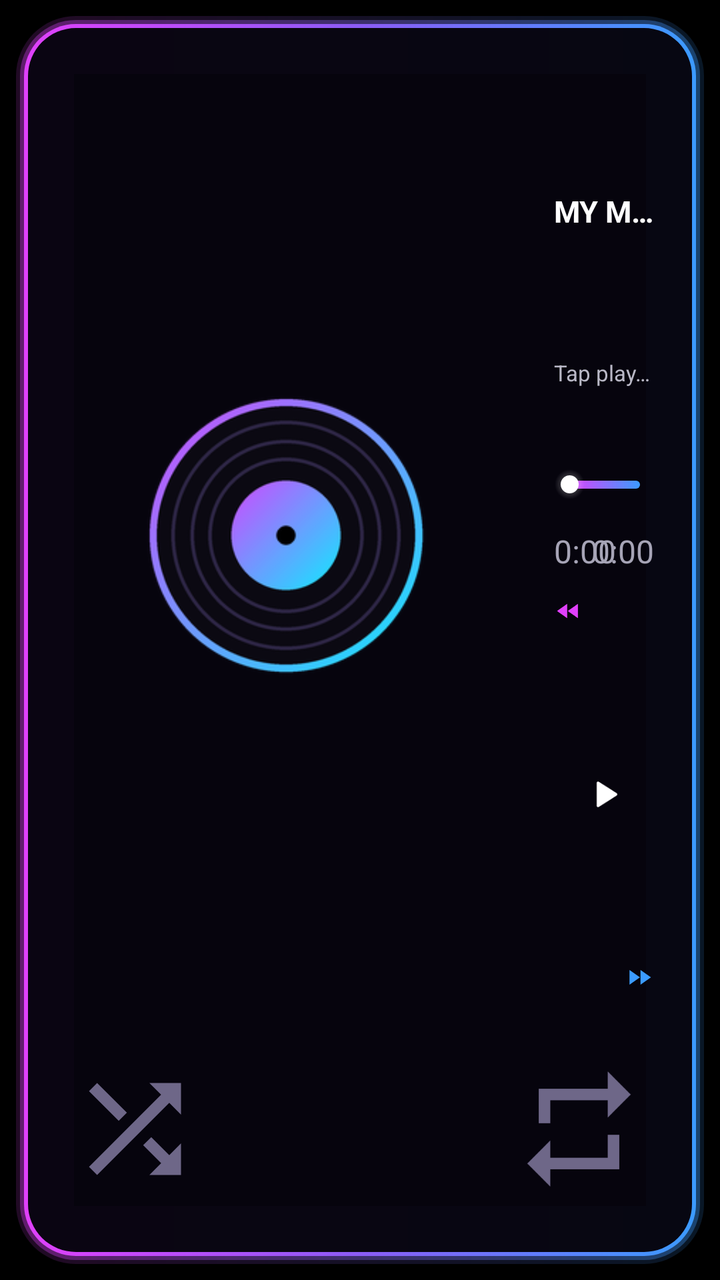
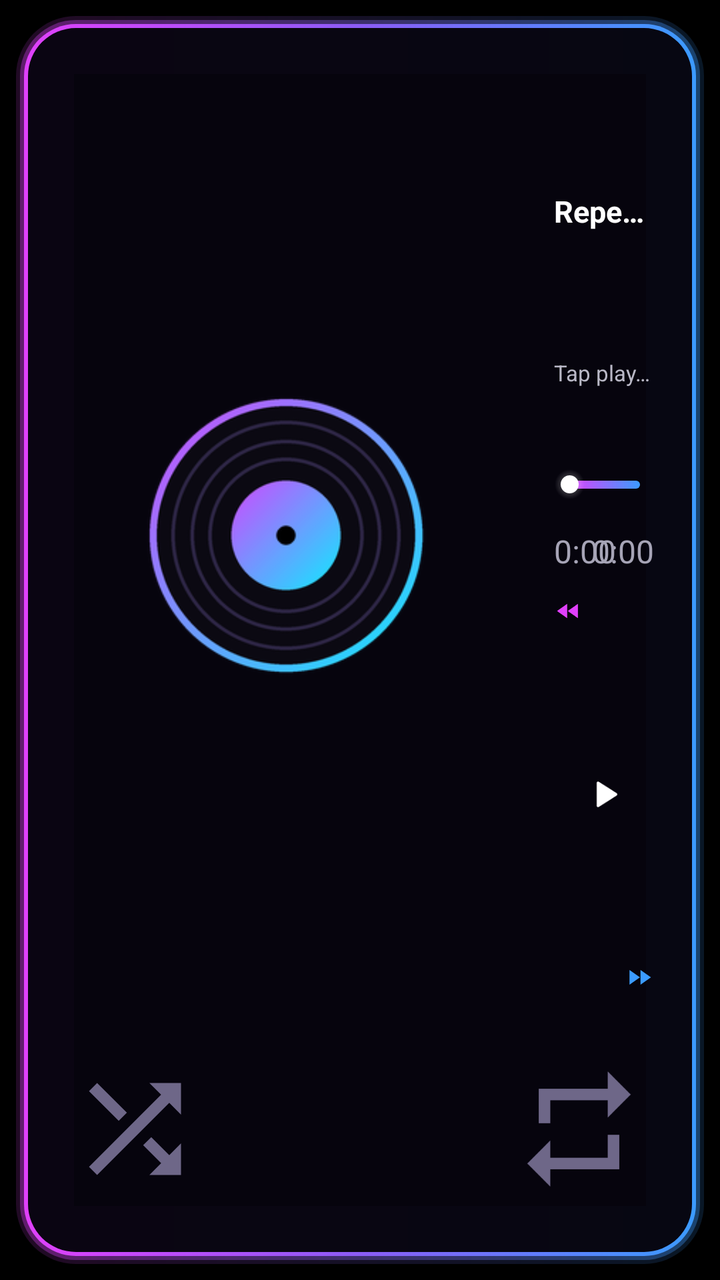

The first picture is an Android layout as it rendered before a commit; the second is the same layout after the commit. The layout source and the unified diff follow.
<!-- AndroidManifest.xml: application theme AppTheme -->
<!-- res/layout/widget.xml -->
<?xml version="1.0" encoding="utf-8"?>
<FrameLayout xmlns:android="http://schemas.android.com/apk/res/android" android:id="@+id/w_root" android:layout_width="match_parent" android:layout_height="match_parent">
    <ImageView android:id="@+id/w_plain" android:layout_width="match_parent" android:layout_height="match_parent"
        android:layout_margin="8dp" android:src="@drawable/widget_neon_bg" android:scaleType="fitXY" android:importantForAccessibility="no" />
    <LinearLayout android:id="@+id/w_frame" android:layout_width="match_parent" android:layout_height="match_parent" android:orientation="vertical">
        <LinearLayout android:layout_width="match_parent" android:layout_height="37dp" android:orientation="horizontal">
            <ImageView android:id="@+id/w_f_tl" android:layout_width="37dp" android:layout_height="37dp" android:scaleType="fitXY" android:importantForAccessibility="no" />
            <ImageView android:id="@+id/w_f_t" android:layout_width="0dp" android:layout_height="37dp" android:layout_weight="1" android:scaleType="fitXY" android:importantForAccessibility="no" />
            <ImageView android:id="@+id/w_f_tr" android:layout_width="37dp" android:layout_height="37dp" android:scaleType="fitXY" android:importantForAccessibility="no" />
        </LinearLayout>
        <LinearLayout android:layout_width="match_parent" android:layout_height="0dp" android:layout_weight="1" android:orientation="horizontal">
            <ImageView android:id="@+id/w_f_l" android:layout_width="37dp" android:layout_height="match_parent" android:scaleType="fitXY" android:importantForAccessibility="no" />
            <FrameLayout android:id="@+id/w_center" android:layout_width="0dp" android:layout_height="match_parent" android:layout_weight="1" android:background="#F407050D" />
            <ImageView android:id="@+id/w_f_r" android:layout_width="37dp" android:layout_height="match_parent" android:scaleType="fitXY" android:importantForAccessibility="no" />
        </LinearLayout>
        <LinearLayout android:layout_width="match_parent" android:layout_height="37dp" android:orientation="horizontal">
            <ImageView android:id="@+id/w_f_bl" android:layout_width="37dp" android:layout_height="37dp" android:scaleType="fitXY" android:importantForAccessibility="no" />
            <ImageView android:id="@+id/w_f_b" android:layout_width="0dp" android:layout_height="37dp" android:layout_weight="1" android:scaleType="fitXY" android:importantForAccessibility="no" />
            <ImageView android:id="@+id/w_f_br" android:layout_width="37dp" android:layout_height="37dp" android:scaleType="fitXY" android:importantForAccessibility="no" />
        </LinearLayout>
    </LinearLayout>
    <LinearLayout android:id="@+id/w_inner" android:layout_width="match_parent" android:layout_height="match_parent" android:orientation="vertical"
        android:paddingStart="28dp" android:paddingTop="27dp" android:paddingEnd="33dp" android:paddingBottom="13dp">
        <LinearLayout android:id="@+id/w_main" android:layout_width="match_parent" android:layout_height="0dp" android:layout_weight="419" android:orientation="horizontal" android:baselineAligned="false">
            <ImageView android:id="@+id/w_art" android:layout_width="wrap_content" android:layout_height="match_parent"
                android:adjustViewBounds="true" android:maxWidth="230dp" android:scaleType="fitCenter" android:src="@mipmap/ic_launcher_fg" android:contentDescription="Open MY MUSIC" />
            <LinearLayout android:id="@+id/w_text" android:layout_width="0dp" android:layout_height="match_parent" android:layout_weight="1"
                android:layout_marginStart="19dp" android:orientation="vertical">
                <FrameLayout android:layout_width="match_parent" android:layout_height="0dp" android:layout_weight="26" />
                <TextView android:id="@+id/w_title" android:layout_width="match_parent" android:layout_height="0dp" android:layout_weight="79"
                    android:text="MY MUSIC" android:textColor="#FFFFFFFF" android:textSize="24sp" android:textStyle="bold" android:fontFamily="sans-serif"
                    android:maxLines="1" android:ellipsize="end" android:gravity="start|center_vertical"
                    android:autoSizeTextType="uniform" android:autoSizeMinTextSize="15sp" android:autoSizeMaxTextSize="44sp" android:autoSizeStepGranularity="1sp" />
                <FrameLayout android:layout_width="match_parent" android:layout_height="0dp" android:layout_weight="8" />
                <TextView android:id="@+id/w_artist" android:layout_width="match_parent" android:layout_height="0dp" android:layout_weight="40"
                    android:text="Tap play to start" android:textColor="#FFB9B8C6" android:textSize="15sp" android:fontFamily="sans-serif"
                    android:maxLines="1" android:ellipsize="end" android:gravity="start|center_vertical"
                    android:autoSizeTextType="uniform" android:autoSizeMinTextSize="11sp" android:autoSizeMaxTextSize="24sp" android:autoSizeStepGranularity="1sp" />
                <FrameLayout android:layout_width="match_parent" android:layout_height="0dp" android:layout_weight="20" />
                
                <FrameLayout android:id="@+id/w_seekbox" android:layout_width="match_parent" android:layout_height="16dp" android:layout_weight="38">
                    <LinearLayout android:layout_width="match_parent" android:layout_height="match_parent" android:orientation="vertical">
                    <FrameLayout android:id="@+id/w_barbox" android:layout_width="match_parent" android:layout_height="16dp">
                        <ImageView android:id="@+id/w_track" android:layout_width="match_parent" android:layout_height="10dp" android:layout_gravity="center_vertical"
                            android:layout_marginStart="7dp" android:layout_marginEnd="7dp" android:scaleType="fitXY" android:src="@drawable/widget_track" android:importantForAccessibility="no" />
                        <ProgressBar android:id="@+id/w_prog" style="@android:style/Widget.ProgressBar.Horizontal"
                            android:layout_width="match_parent" android:layout_height="match_parent" android:minHeight="0dp" android:maxHeight="64dp"
                            android:max="10000" android:progress="1" android:progressDrawable="@drawable/widget_seek" />
                    </FrameLayout>
                    <FrameLayout android:layout_width="match_parent" android:layout_height="0dp" android:layout_weight="4" />
                    <FrameLayout android:layout_width="match_parent" android:layout_height="0dp" android:layout_weight="34">
                        <TextView android:id="@+id/w_pos" android:layout_width="match_parent" android:layout_height="match_parent" android:gravity="start|center_vertical"
                            android:text="0:00" android:textColor="#FFA6A4B6" android:textSize="11sp" android:maxLines="1"
                            android:autoSizeTextType="uniform" android:autoSizeMinTextSize="9sp" android:autoSizeMaxTextSize="16sp" android:autoSizeStepGranularity="1sp" />
                        <TextView android:id="@+id/w_dur" android:layout_width="match_parent" android:layout_height="match_parent" android:gravity="end|center_vertical"
                            android:text="0:00" android:textColor="#FFA6A4B6" android:textSize="11sp" android:maxLines="1"
                            android:autoSizeTextType="uniform" android:autoSizeMinTextSize="9sp" android:autoSizeMaxTextSize="16sp" android:autoSizeStepGranularity="1sp" />
                    </FrameLayout>
                    </LinearLayout>
                    <LinearLayout android:id="@+id/w_seek" android:layout_width="match_parent" android:layout_height="match_parent" android:orientation="horizontal">
                        <FrameLayout android:id="@+id/w_s0" android:layout_width="0dp" android:layout_height="match_parent" android:layout_weight="1" />
                        <FrameLayout android:id="@+id/w_s1" android:layout_width="0dp" android:layout_height="match_parent" android:layout_weight="1" />
                        <FrameLayout android:id="@+id/w_s2" android:layout_width="0dp" android:layout_height="match_parent" android:layout_weight="1" />
                        <FrameLayout android:id="@+id/w_s3" android:layout_width="0dp" android:layout_height="match_parent" android:layout_weight="1" />
                        <FrameLayout android:id="@+id/w_s4" android:layout_width="0dp" android:layout_height="match_parent" android:layout_weight="1" />
                        <FrameLayout android:id="@+id/w_s5" android:layout_width="0dp" android:layout_height="match_parent" android:layout_weight="1" />
                        <FrameLayout android:id="@+id/w_s6" android:layout_width="0dp" android:layout_height="match_parent" android:layout_weight="1" />
                        <FrameLayout android:id="@+id/w_s7" android:layout_width="0dp" android:layout_height="match_parent" android:layout_weight="1" />
                        <FrameLayout android:id="@+id/w_s8" android:layout_width="0dp" android:layout_height="match_parent" android:layout_weight="1" />
                        <FrameLayout android:id="@+id/w_s9" android:layout_width="0dp" android:layout_height="match_parent" android:layout_weight="1" />
                        <FrameLayout android:id="@+id/w_s10" android:layout_width="0dp" android:layout_height="match_parent" android:layout_weight="1" />
                        <FrameLayout android:id="@+id/w_s11" android:layout_width="0dp" android:layout_height="match_parent" android:layout_weight="1" />
                        <FrameLayout android:id="@+id/w_s12" android:layout_width="0dp" android:layout_height="match_parent" android:layout_weight="1" />
                        <FrameLayout android:id="@+id/w_s13" android:layout_width="0dp" android:layout_height="match_parent" android:layout_weight="1" />
                        <FrameLayout android:id="@+id/w_s14" android:layout_width="0dp" android:layout_height="match_parent" android:layout_weight="1" />
                        <FrameLayout android:id="@+id/w_s15" android:layout_width="0dp" android:layout_height="match_parent" android:layout_weight="1" />
                        <FrameLayout android:id="@+id/w_s16" android:layout_width="0dp" android:layout_height="match_parent" android:layout_weight="1" />
                        <FrameLayout android:id="@+id/w_s17" android:layout_width="0dp" android:layout_height="match_parent" android:layout_weight="1" />
                        <FrameLayout android:id="@+id/w_s18" android:layout_width="0dp" android:layout_height="match_parent" android:layout_weight="1" />
                        <FrameLayout android:id="@+id/w_s19" android:layout_width="0dp" android:layout_height="match_parent" android:layout_weight="1" />
                        <FrameLayout android:id="@+id/w_s20" android:layout_width="0dp" android:layout_height="match_parent" android:layout_weight="1" />
                        <FrameLayout android:id="@+id/w_s21" android:layout_width="0dp" android:layout_height="match_parent" android:layout_weight="1" />
                        <FrameLayout android:id="@+id/w_s22" android:layout_width="0dp" android:layout_height="match_parent" android:layout_weight="1" />
                        <FrameLayout android:id="@+id/w_s23" android:layout_width="0dp" android:layout_height="match_parent" android:layout_weight="1" />
                    </LinearLayout>
                </FrameLayout>
                <FrameLayout android:layout_width="match_parent" android:layout_height="0dp" android:layout_weight="2" />
                <LinearLayout android:layout_width="match_parent" android:layout_height="0dp" android:layout_weight="164" android:orientation="horizontal" android:baselineAligned="false">
                    <ImageView android:id="@+id/w_prev" android:layout_width="0dp" android:layout_height="match_parent" android:layout_weight="133"
                        android:scaleType="fitStart" android:src="@drawable/ic_wn_prev" android:contentDescription="Previous song" />
                    <ImageView android:id="@+id/w_play" android:layout_width="0dp" android:layout_height="match_parent" android:layout_weight="191"
                        android:scaleType="fitCenter" android:src="@drawable/ic_wn_play" android:contentDescription="Play or pause" />
                    <ImageView android:id="@+id/w_next" android:layout_width="0dp" android:layout_height="match_parent" android:layout_weight="133"
                        android:scaleType="fitEnd" android:src="@drawable/ic_wn_next" android:contentDescription="Next song" />
                </LinearLayout>
                <FrameLayout android:layout_width="match_parent" android:layout_height="0dp" android:layout_weight="10" />
            </LinearLayout>
        </LinearLayout>
        <FrameLayout android:layout_width="match_parent" android:layout_height="0dp" android:layout_weight="19" />
        <FrameLayout android:layout_width="match_parent" android:layout_height="0dp" android:layout_weight="60">
            <ImageView android:id="@+id/w_shuf" android:layout_width="wrap_content" android:layout_height="match_parent" android:layout_gravity="start"
                android:adjustViewBounds="true" android:scaleType="fitStart" android:paddingStart="5dp" android:paddingEnd="14dp"
                android:src="@drawable/ic_wn_shuf_off" android:contentDescription="Shuffle" />
            <ImageView android:id="@+id/w_rep" android:layout_width="wrap_content" android:layout_height="match_parent" android:layout_gravity="end"
                android:adjustViewBounds="true" android:scaleType="fitEnd" android:paddingStart="14dp" android:paddingEnd="3dp"
                android:src="@drawable/ic_wn_rep_off" android:contentDescription="Repeat" />
        </FrameLayout>
        <FrameLayout android:layout_width="match_parent" android:layout_height="0dp" android:layout_weight="24" />
    </LinearLayout>
</FrameLayout>
<!-- resources referenced by this layout -->
<resources>
  <!-- drawable ic_wn_next (drawable) -->
  <?xml version="1.0" encoding="utf-8"?>
  <vector xmlns:android="http://schemas.android.com/apk/res/android" android:width="28dp" android:height="28dp" android:viewportWidth="24" android:viewportHeight="24">
      <path android:fillColor="#FF3B9BFF" android:pathData="M4,18l8.5,-6L4,6v12zM13,6v12l8.5,-6L13,6z" />
  </vector>
  <!-- drawable ic_wn_play (drawable) -->
  <?xml version="1.0" encoding="utf-8"?>
  <vector xmlns:android="http://schemas.android.com/apk/res/android" android:width="30dp" android:height="30dp" android:viewportWidth="24" android:viewportHeight="24">
      <path android:fillColor="#FFFFFFFF" android:pathData="M8,5.5v13a0.8,0.8 0 0 0 1.2,0.7l10.2,-6.5a0.8,0.8 0 0 0 0,-1.4L9.2,4.8A0.8,0.8 0 0 0 8,5.5z" />
  </vector>
  <!-- drawable ic_wn_prev (drawable) -->
  <?xml version="1.0" encoding="utf-8"?>
  <vector xmlns:android="http://schemas.android.com/apk/res/android" android:width="28dp" android:height="28dp" android:viewportWidth="24" android:viewportHeight="24">
      <path android:fillColor="#FFE040FB" android:pathData="M11,18V6l-8.5,6 8.5,6zM11.5,12l8.5,6V6l-8.5,6z" />
  </vector>
  <!-- drawable ic_wn_rep_off (drawable) -->
  <?xml version="1.0" encoding="utf-8"?>
  <vector xmlns:android="http://schemas.android.com/apk/res/android" android:width="22dp" android:height="22dp" android:viewportWidth="24" android:viewportHeight="24">
      <path android:fillColor="#FF6E6788" android:pathData="M7,7h10v3l4,-4 -4,-4v3L5,5v6h2L7,7zM17,17L7,17v-3l-4,4 4,4v-3h12v-6h-2v4z" />
  </vector>
  <!-- drawable ic_wn_shuf_off (drawable) -->
  <?xml version="1.0" encoding="utf-8"?>
  <vector xmlns:android="http://schemas.android.com/apk/res/android" android:width="22dp" android:height="22dp" android:viewportWidth="24" android:viewportHeight="24">
      <path android:fillColor="#FF6E6788" android:pathData="M10.59,9.17L5.41,4 4,5.41l5.17,5.17 1.42,-1.41zM14.5,4l2.04,2.04L4,18.59 5.41,20 17.96,7.46 20,9.5L20,4h-5.5zM14.83,13.41l-1.41,1.41 3.13,3.13L14.5,20L20,20v-5.5l-2.04,2.04 -3.13,-3.13z" />
  </vector>
  <!-- drawable widget_track (drawable) -->
  <?xml version="1.0" encoding="utf-8"?>
  <layer-list xmlns:android="http://schemas.android.com/apk/res/android">
      <item android:top="3.25dp" android:bottom="3.25dp"><shape android:shape="rectangle"><corners android:radius="2dp" />
          <gradient android:angle="0" android:startColor="#FFE040FB" android:centerColor="#FF8D6EFD" android:endColor="#FF3B9BFF" /></shape></item>
  </layer-list>
  <style name="AppTheme" parent="@android:style/Theme.Material.NoActionBar">
          <item name="android:windowBackground">@android:color/black</item>
          <item name="android:colorBackground">@android:color/black</item>
          <item name="android:statusBarColor">@android:color/black</item>
          <item name="android:navigationBarColor">@android:color/black</item>
          <item name="android:colorAccent">#FF7976FF</item>
      </style>
  <!-- drawable widget_knob_glow (drawable) -->
  <?xml version="1.0" encoding="utf-8"?>
  <layer-list xmlns:android="http://schemas.android.com/apk/res/android">
      <item><shape android:shape="oval">
          <gradient android:type="radial" android:gradientRadius="7.5dp" android:startColor="#88FFFFFF" android:centerColor="#33FFFFFF" android:endColor="#00FFFFFF" />
          <size android:width="15dp" android:height="15dp" /></shape></item>
      <item android:left="3dp" android:top="3dp" android:right="3dp" android:bottom="3dp"><shape android:shape="oval">
          <solid android:color="#FFFFFFFF" /></shape></item>
  </layer-list>
  <!-- unchanged entries left out for length: 3 -->
</resources>

<!-- the commit's change to res/layout/widget.xml (unified diff, before → after) -->
@@ -23,12 +23,12 @@
         android:paddingStart="28dp" android:paddingTop="27dp" android:paddingEnd="33dp" android:paddingBottom="13dp">
         <LinearLayout android:id="@+id/w_main" android:layout_width="match_parent" android:layout_height="0dp" android:layout_weight="419" android:orientation="horizontal" android:baselineAligned="false">
             <ImageView android:id="@+id/w_art" android:layout_width="wrap_content" android:layout_height="match_parent"
-                android:adjustViewBounds="true" android:maxWidth="230dp" android:scaleType="fitCenter" android:src="@mipmap/ic_launcher_fg" android:contentDescription="Open MY MUSIC" />
+                android:adjustViewBounds="true" android:maxWidth="230dp" android:scaleType="fitCenter" android:src="@mipmap/ic_launcher_fg" android:contentDescription="Open Carmen Musicum" />
             <LinearLayout android:id="@+id/w_text" android:layout_width="0dp" android:layout_height="match_parent" android:layout_weight="1"
                 android:layout_marginStart="19dp" android:orientation="vertical">
                 <FrameLayout android:layout_width="match_parent" android:layout_height="0dp" android:layout_weight="26" />
                 <TextView android:id="@+id/w_title" android:layout_width="match_parent" android:layout_height="0dp" android:layout_weight="79"
-                    android:text="MY MUSIC" android:textColor="#FFFFFFFF" android:textSize="24sp" android:textStyle="bold" android:fontFamily="sans-serif"
+                    android:text="Repertorium" android:textColor="#FFFFFFFF" android:textSize="24sp" android:textStyle="bold" android:fontFamily="sans-serif"
                     android:maxLines="1" android:ellipsize="end" android:gravity="start|center_vertical"
                     android:autoSizeTextType="uniform" android:autoSizeMinTextSize="15sp" android:autoSizeMaxTextSize="44sp" android:autoSizeStepGranularity="1sp" />
                 <FrameLayout android:layout_width="match_parent" android:layout_height="0dp" android:layout_weight="8" />
